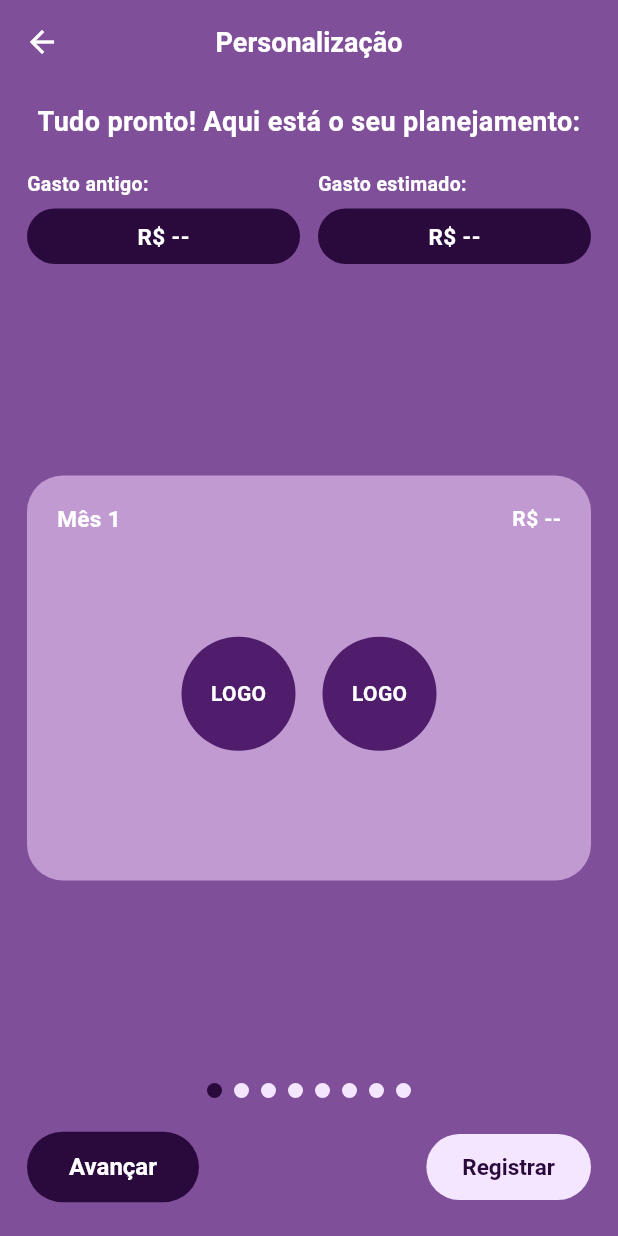
After one commit to GabrielHP2/PI_IV-Time-16, a Flutter app: the SubscriptionPlanPage screen opened by its route, on a phone screen of 412 x 824 dp. The commit adds this screen. Run offline on Flutter 3.47's test engine with Material 3 defaults, Android fonts, the phone set to English and light mode, and no system bars.

Commit message:
Gasto desejado, plano de assinatura e mensagem de boas vindas

```diff
--- /dev/null
+++ b/frontend/lib/pages/personalization/subscription_plan_page.dart
@@ -0,0 +1,360 @@
+import 'package:flutter/material.dart';
+
+import '../../components/widgets/primary_button.dart';
+import '../../repositories/personalization_repository.dart';
+import '../../routes.dart';
+import '../../theme/app_theme.dart';
+
+class SubscriptionPlanPage extends StatefulWidget {
+  const SubscriptionPlanPage({super.key});
+
+  @override
+  State<SubscriptionPlanPage> createState() => _SubscriptionPlanPageState();
+}
+
+class _SubscriptionPlanPageState extends State<SubscriptionPlanPage> {
+  static const int _monthCount = 8;
+  late final PageController _pageController;
+  int _currentMonthIndex = 0;
+
+  @override
+  void initState() {
+    super.initState();
+    _pageController = PageController();
+  }
+
+  @override
+  void dispose() {
+    _pageController.dispose();
+    super.dispose();
+  }
+
+  String _formatCurrency(double? value) {
+    if (value == null) return 'R\$ --';
+    return 'R\$ ${value.toStringAsFixed(2).replaceAll('.', ',')}';
+  }
+
+  void _goToNextMonth() {
+    if (_currentMonthIndex >= _monthCount - 1) {
+      ScaffoldMessenger.of(context)
+        ..hideCurrentSnackBar()
+        ..showSnackBar(
+          const SnackBar(
+            content: Text('Você chegou ao último mês do planejamento.'),
+          ),
+        );
+      return;
+    }
+
+    _pageController.nextPage(
+      duration: const Duration(milliseconds: 250),
+      curve: Curves.easeInOut,
+    );
+  }
+
+  void _registerPlan() {
+    PersonalizationRepository.setPlanRegistered(true);
+    Navigator.pushNamed(context, AppRoutes.welcome);
+  }
+
+  @override
+  Widget build(BuildContext context) {
+    return Scaffold(
+      appBar: AppBar(
+        centerTitle: true,
+        title: const Text('Personalização'),
+        leading: BackButton(
+          onPressed: () => Navigator.maybePop(context),
+        ),
+      ),
+      body: SafeArea(
+        child: ValueListenableBuilder<double?>(
+          valueListenable: PersonalizationRepository.currentMonthlySpend,
+          builder: (context, currentSpend, child) {
+            return ValueListenableBuilder<double?>(
+              valueListenable: PersonalizationRepository.desiredMonthlySpend,
+              builder: (context, desiredSpend, child) {
+                return ValueListenableBuilder<List<String>>(
+                  valueListenable:
+                      PersonalizationRepository.subscribedPlatforms,
+                  builder: (context, platforms, child) {
+                    return Padding(
+                      padding: const EdgeInsets.fromLTRB(18, 14, 18, 18),
+                      child: Column(
+                        children: [
+                          const Text(
+                            'Tudo pronto! Aqui está o seu planejamento:',
+                            textAlign: TextAlign.center,
+                            style: TextStyle(
+                              color: AppColors.onDark,
+                              fontSize: 18,
+                              fontWeight: FontWeight.w600,
+                              height: 1.15,
+                            ),
+                          ),
+                          const SizedBox(height: 22),
+                          Row(
+                            children: [
+                              Expanded(
+                                child: _SpendSummary(
+                                  label: 'Gasto antigo:',
+                                  value: _formatCurrency(currentSpend),
+                                ),
+                              ),
+                              const SizedBox(width: 12),
+                              Expanded(
+                                child: _SpendSummary(
+                                  label: 'Gasto estimado:',
+                                  value: _formatCurrency(desiredSpend),
+                                ),
+                              ),
+                            ],
+                          ),
+                          const SizedBox(height: 18),
+                          Expanded(
+                            child: PageView.builder(
+                              controller: _pageController,
+                              itemCount: _monthCount,
+                              onPageChanged: (index) {
+                                setState(() => _currentMonthIndex = index);
+                              },
+                              itemBuilder: (context, index) {
+                                return _MonthPlanCard(
+                                  monthNumber: index + 1,
+                                  monthlyTarget: desiredSpend,
+                                  platforms: platforms,
+                                );
+                              },
+                            ),
+                          ),
+                          const SizedBox(height: 12),
+                          Row(
+                            mainAxisAlignment: MainAxisAlignment.center,
+                            children: List.generate(_monthCount, (index) {
+                              final isActive = index == _currentMonthIndex;
+                              return GestureDetector(
+                                onTap: () {
+                                  _pageController.animateToPage(
+                                    index,
+                                    duration:
+                                        const Duration(milliseconds: 220),
+                                    curve: Curves.easeInOut,
+                                  );
+                                },
+                                child: Container(
+                                  margin:
+                                      const EdgeInsets.symmetric(horizontal: 4),
+                                  width: 10,
+                                  height: 10,
+                                  decoration: BoxDecoration(
+                                    shape: BoxShape.circle,
+                                    color: isActive
+                                        ? AppColors.button
+                                        : AppColors.fieldFill,
+                                  ),
+                                ),
+                              );
+                            }),
+                          ),
+                          const SizedBox(height: 22),
+                          Row(
+                            mainAxisAlignment: MainAxisAlignment.spaceBetween,
+                            children: [
+                              PrimaryButton(
+                                text: 'Avançar',
+                                onPressed: _goToNextMonth,
+                              ),
+                              ElevatedButton(
+                                onPressed: _registerPlan,
+                                style: ElevatedButton.styleFrom(
+                                  backgroundColor: AppColors.fieldFill,
+                                  foregroundColor: AppColors.button,
+                                  elevation: 0,
+                                  padding: const EdgeInsets.symmetric(
+                                    horizontal: 24,
+                                    vertical: 13,
+                                  ),
+                                  shape: const StadiumBorder(),
+                                  textStyle: const TextStyle(
+                                    fontSize: 15,
+                                    fontWeight: FontWeight.w600,
+                                  ),
+                                ),
+                                child: const Text('Registrar'),
+                              ),
+                            ],
+                          ),
+                          const SizedBox(height: 4),
+                        ],
+                      ),
+                    );
+                  },
+                );
+              },
+            );
+          },
+        ),
+      ),
+    );
+  }
+}
+
+class _SpendSummary extends StatelessWidget {
+  const _SpendSummary({required this.label, required this.value});
+
+  final String label;
+  final String value;
+
+  @override
+  Widget build(BuildContext context) {
+    return Column(
+      crossAxisAlignment: CrossAxisAlignment.start,
+      children: [
+        Text(
+          label,
+          style: const TextStyle(
+            color: AppColors.onDark,
+            fontSize: 13,
+            fontWeight: FontWeight.w600,
+          ),
+        ),
+        const SizedBox(height: 7),
+        Container(
+          width: double.infinity,
+          padding: const EdgeInsets.symmetric(horizontal: 8, vertical: 8),
+          decoration: const ShapeDecoration(
+            color: AppColors.button,
+            shape: StadiumBorder(),
+          ),
+          child: FittedBox(
+            fit: BoxFit.scaleDown,
+            child: Text(
+              value,
+              style: const TextStyle(
+                color: AppColors.onDark,
+                fontSize: 15,
+                fontWeight: FontWeight.w600,
+              ),
+            ),
+          ),
+        ),
+      ],
+    );
+  }
+}
+
+class _MonthPlanCard extends StatelessWidget {
+  const _MonthPlanCard({
+    required this.monthNumber,
+    required this.monthlyTarget,
+    required this.platforms,
+  });
+
+  final int monthNumber;
+  final double? monthlyTarget;
+  final List<String> platforms;
+
+  @override
+  Widget build(BuildContext context) {
+    final visiblePlatforms = platforms.take(2).toList();
+
+    return Center(
+      child: Container(
+        width: double.infinity,
+        constraints: const BoxConstraints(maxHeight: 270),
+        padding: const EdgeInsets.fromLTRB(20, 18, 20, 18),
+        decoration: BoxDecoration(
+          color: const Color(0xFFC19AD1),
+          borderRadius: BorderRadius.circular(24),
+        ),
+        child: Column(
+          children: [
+            Row(
+              mainAxisAlignment: MainAxisAlignment.spaceBetween,
+              children: [
+                Text(
+                  'Mês $monthNumber',
+                  style: const TextStyle(
+                    color: AppColors.onDark,
+                    fontSize: 15,
+                    fontWeight: FontWeight.w600,
+                  ),
+                ),
+                Text(
+                  monthlyTarget == null
+                      ? 'R\$ --'
+                      : 'R\$ ${monthlyTarget!.toStringAsFixed(2).replaceAll('.', ',')}',
+                  style: const TextStyle(
+                    color: AppColors.onDark,
+                    fontSize: 14,
+                    fontWeight: FontWeight.w600,
+                  ),
+                ),
+              ],
+            ),
+            const Spacer(),
+            Wrap(
+              alignment: WrapAlignment.center,
+              spacing: 18,
+              runSpacing: 12,
+              children: visiblePlatforms.isEmpty
+                  ? const [
+                      _PlatformCircle(name: 'LOGO'),
+                      _PlatformCircle(name: 'LOGO'),
+                    ]
+                  : visiblePlatforms
+                      .map((platform) => _PlatformCircle(name: platform))
+                      .toList(),
+            ),
+            if (platforms.length > 2) ...[
+              const SizedBox(height: 10),
+              Text(
+                '+ ${platforms.length - 2} plataforma(s) selecionada(s)',
+                textAlign: TextAlign.center,
+                style: const TextStyle(
+                  color: AppColors.onDark,
+                  fontSize: 11,
+                  fontWeight: FontWeight.w500,
+                ),
+              ),
+            ],
+            const Spacer(),
+          ],
+        ),
+      ),
+    );
+  }
+}
+
+class _PlatformCircle extends StatelessWidget {
+  const _PlatformCircle({required this.name});
+
+  final String name;
+
+  @override
+  Widget build(BuildContext context) {
+    return Container(
+      width: 76,
+      height: 76,
+      alignment: Alignment.center,
+      padding: const EdgeInsets.all(8),
+      decoration: const BoxDecoration(
+        color: AppColors.logoCircle,
+        shape: BoxShape.circle,
+      ),
+      child: FittedBox(
+        fit: BoxFit.scaleDown,
+        child: Text(
+          name,
+          textAlign: TextAlign.center,
+          maxLines: 2,
+          style: const TextStyle(
+            color: AppColors.onDark,
+            fontSize: 14,
+            fontWeight: FontWeight.bold,
+          ),
+        ),
+      ),
+    );
+  }
+}
--- a/frontend/lib/repositories/personalization_repository.dart
+++ b/frontend/lib/repositories/personalization_repository.dart
@@ -11,6 +11,21 @@ class PersonalizationRepository {
 
   static void setCurrentMonthlySpend(double value) {
     currentMonthlySpend.value = value;
+  }
+
+  // Orçamento mensal que o usuário deseja atingir.
+  static final ValueNotifier<double?> desiredMonthlySpend =
+      ValueNotifier<double?>(null);
+
+  static void setDesiredMonthlySpend(double value) {
+    desiredMonthlySpend.value = value;
+  }
+
+  // Indica que o usuário registrou a prévia do planejamento.
+  static final ValueNotifier<bool> isPlanRegistered = ValueNotifier<bool>(false);
+
+  static void setPlanRegistered(bool value) {
+    isPlanRegistered.value = value;
   }
 
   // Plataformas que o usuário informou assinar.
--- a/frontend/lib/routes.dart
+++ b/frontend/lib/routes.dart
@@ -12,6 +12,9 @@ import 'pages/personalization/platforms_page.dart';
 import 'pages/personalization/ongoing_content_page.dart';
 import 'pages/personalization/desired_content_page.dart';
 import 'pages/personalization/current_spend_page.dart';
+import 'pages/personalization/desired_spend_page.dart';
+import 'pages/personalization/subscription_plan_page.dart';
+import 'pages/personalization/welcome_page.dart';
 import 'pages/settings/settings_page.dart';
 
 class AppRoutes {
@@ -28,6 +31,9 @@ class AppRoutes {
   static const ongoingContent = '/personalization/ongoing-content';
   static const desiredContent = '/personalization/desired-content';
   static const currentSpend = '/personalization/current-spend';
+  static const desiredSpend = '/personalization/desired-spend';
+  static const subscriptionPlan = '/personalization/subscription-plan';
+  static const welcome = '/personalization/welcome';
 
   static Map<String, WidgetBuilder> get routes => {
         splash: (_) => const SplashPage(),
@@ -43,6 +49,9 @@ class AppRoutes {
         ongoingContent: (_) => const OngoingContentPage(),
         desiredContent: (_) => const DesiredContentPage(),
         currentSpend: (_) => const CurrentSpendPage(),
+        desiredSpend: (_) => const DesiredSpendPage(),
+        subscriptionPlan: (_) => const SubscriptionPlanPage(),
+        welcome: (_) => const WelcomePage(),
       };
 }
 
```
Also changed, not shown: frontend/lib/pages/personalization/current_spend_page.dart (+2 -6 lines), frontend/lib/pages/personalization/desired_spend_page.dart (added, +163 -0 lines), frontend/lib/pages/personalization/welcome_page.dart (added, +123 -0 lines).
